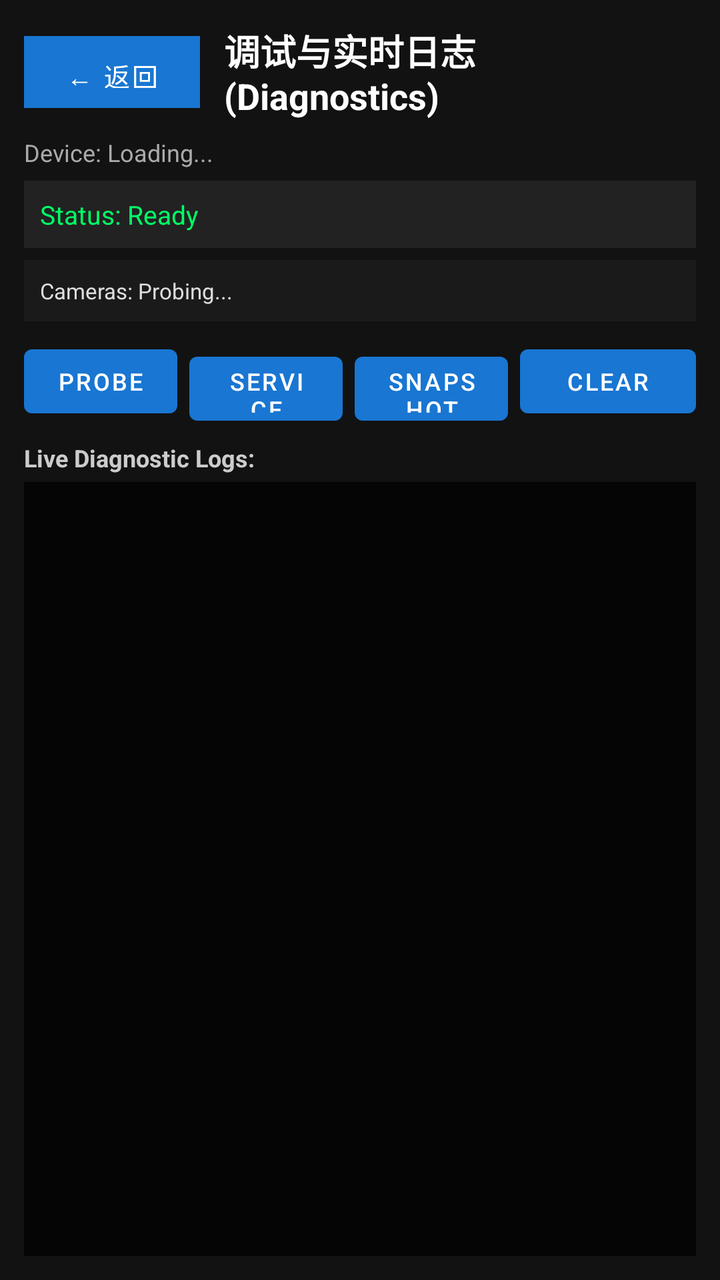
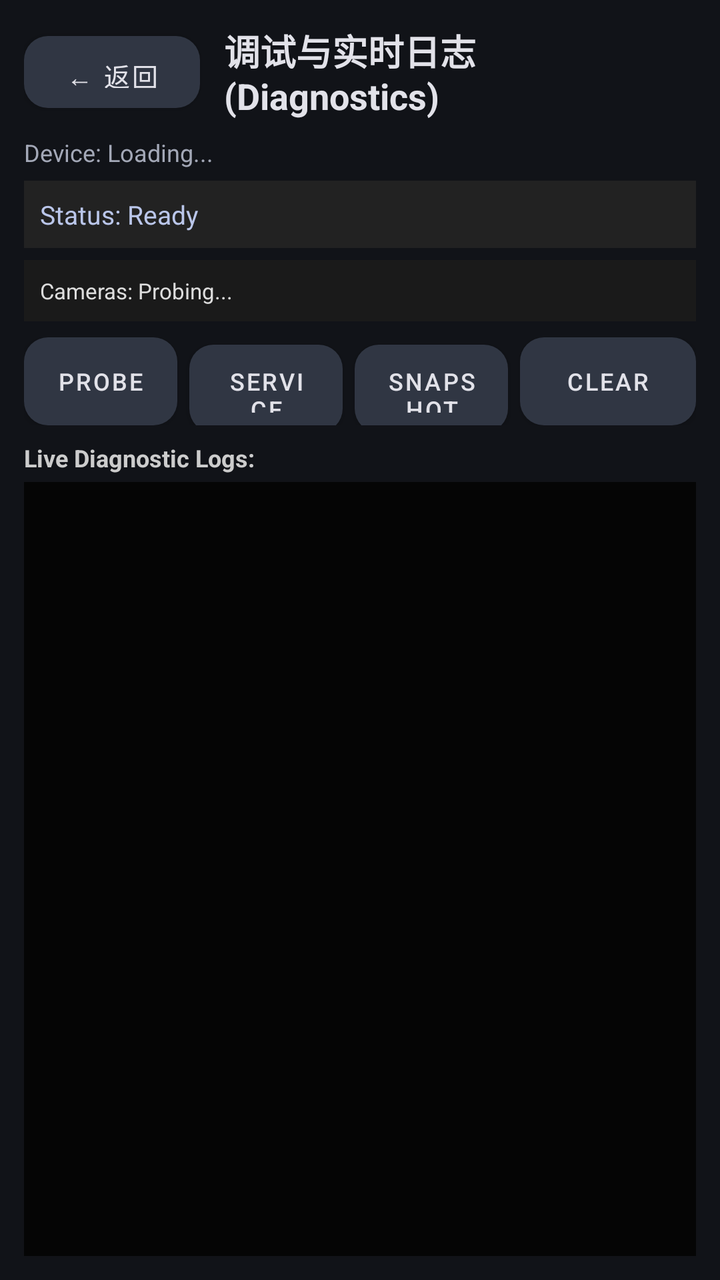

The first picture is an Android layout as it rendered before a commit; the second is the same layout after the commit. The layout source and the unified diff follow.
<!-- AndroidManifest.xml: application theme Theme.CameraAgent -->
<!-- res/layout/activity_diagnostics.xml -->
<?xml version="1.0" encoding="utf-8"?>
<LinearLayout xmlns:android="http://schemas.android.com/apk/res/android"
    android:layout_width="match_parent"
    android:layout_height="match_parent"
    android:background="#121212"
    android:orientation="vertical"
    android:padding="12dp">

    
    <LinearLayout
        android:layout_width="match_parent"
        android:layout_height="wrap_content"
        android:gravity="center_vertical"
        android:orientation="horizontal">

        <Button
            android:id="@+id/btnBack"
            android:layout_width="wrap_content"
            android:layout_height="36dp"
            android:background="#2E2E2E"
            android:text="← 返回"
            android:textColor="#FFFFFF"
            android:textSize="13sp" />

        <TextView
            android:id="@+id/tvTitle"
            android:layout_width="0dp"
            android:layout_height="wrap_content"
            android:layout_marginStart="12dp"
            android:layout_weight="1"
            android:text="@string/diagnostics_title"
            android:textColor="#FFFFFF"
            android:textSize="18sp"
            android:textStyle="bold" />
    </LinearLayout>

    <TextView
        android:id="@+id/tvDeviceInfo"
        android:layout_width="match_parent"
        android:layout_height="wrap_content"
        android:layout_marginTop="8dp"
        android:textColor="#AAAAAA"
        android:textSize="12sp"
        android:text="Device: Loading..." />

    
    <TextView
        android:id="@+id/tvStatus"
        android:layout_width="match_parent"
        android:layout_height="wrap_content"
        android:layout_marginTop="6dp"
        android:background="#222222"
        android:padding="8dp"
        android:text="Status: Ready"
        android:textColor="#00FF66"
        android:textSize="13sp" />

    <TextView
        android:id="@+id/tvCameraInfo"
        android:layout_width="match_parent"
        android:layout_height="wrap_content"
        android:layout_marginTop="6dp"
        android:background="#1A1A1A"
        android:padding="8dp"
        android:text="Cameras: Probing..."
        android:textColor="#DDDDDD"
        android:textSize="11sp" />

    
    <LinearLayout
        android:layout_width="match_parent"
        android:layout_height="wrap_content"
        android:layout_marginTop="8dp"
        android:orientation="horizontal">

        <Button
            android:id="@+id/btnProbe"
            android:layout_width="0dp"
            android:layout_height="44dp"
            android:layout_weight="1"
            android:text="Probe"
            android:textSize="12sp" />

        <Button
            android:id="@+id/btnStartService"
            android:layout_width="0dp"
            android:layout_height="44dp"
            android:layout_marginStart="6dp"
            android:layout_weight="1"
            android:text="Service"
            android:textSize="12sp" />

        <Button
            android:id="@+id/btnSnapshot"
            android:layout_width="0dp"
            android:layout_height="44dp"
            android:layout_marginStart="6dp"
            android:layout_weight="1"
            android:text="Snapshot"
            android:textSize="12sp" />

        <Button
            android:id="@+id/btnClearLogs"
            android:layout_width="wrap_content"
            android:layout_height="44dp"
            android:layout_marginStart="6dp"
            android:text="Clear"
            android:textSize="12sp" />
    </LinearLayout>

    <TextView
        android:layout_width="wrap_content"
        android:layout_height="wrap_content"
        android:layout_marginTop="8dp"
        android:text="Live Diagnostic Logs:"
        android:textColor="#CCCCCC"
        android:textSize="12sp"
        android:textStyle="bold" />

    
    <ScrollView
        android:id="@+id/svLogs"
        android:layout_width="match_parent"
        android:layout_height="0dp"
        android:layout_marginTop="4dp"
        android:layout_weight="1"
        android:background="#050505"
        android:padding="8dp">

        <TextView
            android:id="@+id/tvLogs"
            android:layout_width="match_parent"
            android:layout_height="wrap_content"
            android:fontFamily="monospace"
            android:textColor="#00FF66"
            android:textSize="11sp" />
    </ScrollView>

</LinearLayout>
<!-- resources referenced by this layout -->
<resources>
  <string name="diagnostics_title">调试与实时日志 (Diagnostics)</string>
  <style name="Theme.CameraAgent" parent="Theme.MaterialComponents.DayNight.NoActionBar">
          <item name="colorPrimary">#1976D2</item>
          <item name="colorPrimaryVariant">#0D47A1</item>
          <item name="colorOnPrimary">#FFFFFF</item>
          <item name="colorSecondary">#00E05A</item>
          <item name="colorSecondaryVariant">#00B347</item>
          <item name="colorOnSecondary">#000000</item>
          <item name="android:windowBackground">#121212</item>
      </style>
</resources>

<!-- the commit's change to res/layout/activity_diagnostics.xml (unified diff, before → after) -->
@@ -1,27 +1,27 @@
 <?xml version="1.0" encoding="utf-8"?>
-<LinearLayout xmlns:android="http://schemas.android.com/apk/res/android"
+<LinearLayout
+    xmlns:android="http://schemas.android.com/apk/res/android"
+    xmlns:app="http://schemas.android.com/apk/res-auto"
     android:layout_width="match_parent"
     android:layout_height="match_parent"
-    android:background="#121212"
+    android:background="@color/ui_background"
     android:orientation="vertical"
     android:padding="12dp">
-
-    
     <LinearLayout
         android:layout_width="match_parent"
         android:layout_height="wrap_content"
         android:gravity="center_vertical"
         android:orientation="horizontal">
-
         <Button
             android:id="@+id/btnBack"
             android:layout_width="wrap_content"
             android:layout_height="36dp"
-            android:background="#2E2E2E"
+            android:background="@drawable/control_button"
             android:text="← 返回"
-            android:textColor="#FFFFFF"
-            android:textSize="13sp" />
-
+            android:textColor="@color/control_text"
+            android:textSize="13sp"
+            android:minHeight="48dp"
+            app:backgroundTint="@color/ui_control" />
         <TextView
             android:id="@+id/tvTitle"
             android:layout_width="0dp"
@@ -29,21 +29,18 @@
             android:layout_marginStart="12dp"
             android:layout_weight="1"
             android:text="@string/diagnostics_title"
-            android:textColor="#FFFFFF"
+            android:textColor="@color/ui_text"
             android:textSize="18sp"
             android:textStyle="bold" />
     </LinearLayout>
-
     <TextView
         android:id="@+id/tvDeviceInfo"
         android:layout_width="match_parent"
         android:layout_height="wrap_content"
         android:layout_marginTop="8dp"
-        android:textColor="#AAAAAA"
+        android:textColor="@color/ui_text_secondary"
         android:textSize="12sp"
         android:text="Device: Loading..." />
-
-    
     <TextView
         android:id="@+id/tvStatus"
         android:layout_width="match_parent"
@@ -52,9 +49,8 @@
         android:background="#222222"
         android:padding="8dp"
         android:text="Status: Ready"
-        android:textColor="#00FF66"
+        android:textColor="@color/ui_primary"
         android:textSize="13sp" />
-
     <TextView
         android:id="@+id/tvCameraInfo"
         android:layout_width="match_parent"
@@ -65,22 +61,22 @@
         android:text="Cameras: Probing..."
         android:textColor="#DDDDDD"
         android:textSize="11sp" />
-
-    
     <LinearLayout
         android:layout_width="match_parent"
         android:layout_height="wrap_content"
         android:layout_marginTop="8dp"
         android:orientation="horizontal">
-
         <Button
             android:id="@+id/btnProbe"
             android:layout_width="0dp"
             android:layout_height="44dp"
             android:layout_weight="1"
             android:text="Probe"
-            android:textSize="12sp" />
-
+            android:textSize="12sp"
+            android:background="@drawable/control_button"
+            android:minHeight="48dp"
+            android:textColor="@color/control_text"
+            app:backgroundTint="@color/ui_control" />
         <Button
             android:id="@+id/btnStartService"
             android:layout_width="0dp"
@@ -88,8 +84,11 @@
             android:layout_marginStart="6dp"
             android:layout_weight="1"
             android:text="Service"
-            android:textSize="12sp" />
-
+            android:textSize="12sp"
+            android:background="@drawable/control_button"
+            android:minHeight="48dp"
+            android:textColor="@color/control_text"
+            app:backgroundTint="@color/ui_control" />
         <Button
             android:id="@+id/btnSnapshot"
             android:layout_width="0dp"
@@ -97,17 +96,23 @@
             android:layout_marginStart="6dp"
             android:layout_weight="1"
             android:text="Snapshot"
-            android:textSize="12sp" />
-
+            android:textSize="12sp"
+            android:background="@drawable/control_button"
+            android:minHeight="48dp"
+            android:textColor="@color/control_text"
+            app:backgroundTint="@color/ui_control" />
         <Button
             android:id="@+id/btnClearLogs"
             android:layout_width="wrap_content"
             android:layout_height="44dp"
             android:layout_marginStart="6dp"
             android:text="Clear"
-            android:textSize="12sp" />
+            android:textSize="12sp"
+            android:background="@drawable/control_button"
+            android:minHeight="48dp"
+            android:textColor="@color/control_text"
+            app:backgroundTint="@color/ui_control" />
     </LinearLayout>
-
     <TextView
         android:layout_width="wrap_content"
         android:layout_height="wrap_content"
@@ -116,8 +121,6 @@
         android:textColor="#CCCCCC"
         android:textSize="12sp"
         android:textStyle="bold" />
-
-    
     <ScrollView
         android:id="@+id/svLogs"
         android:layout_width="match_parent"
@@ -126,14 +129,12 @@
         android:layout_weight="1"
         android:background="#050505"
         android:padding="8dp">
-
         <TextView
             android:id="@+id/tvLogs"
             android:layout_width="match_parent"
             android:layout_height="wrap_content"
             android:fontFamily="monospace"
-            android:textColor="#00FF66"
+            android:textColor="@color/ui_primary"
             android:textSize="11sp" />
     </ScrollView>
-
 </LinearLayout>
<!-- resource entries referenced after the edit -->
@@ -1,14 +1,27 @@
 <!-- resources referenced by this layout -->
 <resources>
+  <color name="ui_background">#111318</color>
+  <color name="ui_control">#303643</color>
+  <color name="ui_primary">#BAC6EA</color>
+  <color name="ui_text">#E2E2E9</color>
+  <color name="ui_text_secondary">#A3A8B7</color>
+  <!-- drawable control_button (drawable) -->
+  <selector xmlns:android="http://schemas.android.com/apk/res/android"><item android:state_selected="true"><shape><solid android:color="@color/ui_primary"/><corners android:radius="12dp"/></shape></item><item android:state_checked="true"><shape><solid android:color="@color/ui_primary"/><corners android:radius="12dp"/></shape></item><item android:state_pressed="true"><shape><solid android:color="@color/ui_pressed"/><corners android:radius="12dp"/></shape></item><item><shape><solid android:color="@color/ui_control"/><corners android:radius="12dp"/></shape></item></selector>
   <string name="diagnostics_title">调试与实时日志 (Diagnostics)</string>
-  <style name="Theme.CameraAgent" parent="Theme.MaterialComponents.DayNight.NoActionBar">
-          <item name="colorPrimary">#1976D2</item>
-          <item name="colorPrimaryVariant">#0D47A1</item>
-          <item name="colorOnPrimary">#FFFFFF</item>
-          <item name="colorSecondary">#00E05A</item>
-          <item name="colorSecondaryVariant">#00B347</item>
-          <item name="colorOnSecondary">#000000</item>
-          <item name="android:windowBackground">#121212</item>
+  <style name="Theme.CameraAgent" parent="Theme.MaterialComponents.NoActionBar">
+          <item name="colorPrimary">@color/ui_primary</item>
+          <item name="colorPrimaryVariant">@color/ui_primary_container</item>
+          <item name="colorOnPrimary">@color/ui_background</item>
+          <item name="colorSecondary">@color/ui_primary</item>
+          <item name="colorSecondaryVariant">@color/ui_primary_container</item>
+          <item name="colorOnSecondary">@color/ui_background</item>
+          <item name="android:statusBarColor">@color/ui_background</item>
+          <item name="android:navigationBarColor">@color/ui_background</item>
+          <item name="android:colorAccent">@color/ui_primary</item>
+          <item name="android:windowLightStatusBar">false</item>
+          <item name="android:windowBackground">@color/ui_background</item>
       </style>
+  <color name="ui_pressed">#40495F</color>
+  <color name="ui_primary_container">#404D70</color>
 </resources>
 
